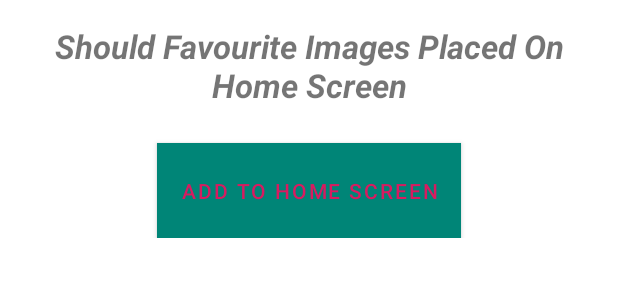
After one commit to amrudesh1/Blaze-Wallpaper, an Android app: the layout widget_configration.xml on its own in the app's theme, with its tools: preview values and no code run, on a phone screen of 412 x 824 dp. The commit adds this screen. Shown: the top 300 px of the screen. Run offline under Robolectric (Android 15) with nearby library versions, the phone set to English and light mode, and no system bars; network calls fail.

Commit message:
Widget Implemented

```diff
--- /dev/null
+++ b/app/src/main/res/layout/widget_configration.xml
@@ -0,0 +1,30 @@
+<?xml version="1.0" encoding="utf-8"?>
+<LinearLayout xmlns:android="http://schemas.android.com/apk/res/android"
+    android:layout_width="match_parent"
+    android:layout_height="wrap_content"
+    android:orientation="vertical"
+    android:padding="16dp">
+
+    <TextView
+        android:layout_width="match_parent"
+        android:layout_height="wrap_content"
+        android:layout_marginBottom="8dp"
+        android:text="@string/should_favourite_images_placed_on_home_screen"
+        android:textSize="22sp"
+        android:gravity="center"
+        android:textStyle="italic|bold"
+        />
+
+
+    <Button
+        android:id="@+id/add_button"
+        android:layout_width="wrap_content"
+        android:layout_height="wrap_content"
+        android:layout_marginTop="16dp"
+        android:padding="16dp"
+        android:background="@android:color/background_dark"
+        android:layout_gravity="center"
+        android:textColor="@color/colorAccent"
+        android:text="@string/add_to_home_screen" />
+
+</LinearLayout>
--- a/app/src/main/res/values/dimens.xml
+++ b/app/src/main/res/values/dimens.xml
@@ -5,4 +5,10 @@
     <dimen name="nav_header_vertical_spacing">8dp</dimen>
     <dimen name="nav_header_height">176dp</dimen>
     <dimen name="fab_margin">16dp</dimen>
+
+    <!--
+Refer to App Widget Documentation for margin information
+http://developer.android.com/guide/topics/appwidgets/index.html#CreatingLayout
+    -->
+    <dimen name="widget_margin">8dp</dimen>
 </resources>
--- a/app/src/main/res/values/strings.xml
+++ b/app/src/main/res/values/strings.xml
@@ -18,4 +18,8 @@
     <string name="save">Save</string>
     <string name="set_image">Set Image</string>
     <string name="downlaod">Downlaod</string>
+    <string name="appwidget_text">EXAMPLE</string>
+    <string name="add_widget">Add widget</string>
+    <string name="should_favourite_images_placed_on_home_screen">Should Favourite Images Placed On Home Screen</string>
+    <string name="add_to_home_screen">Add to Home Screen</string>
 </resources>
```
Also changed, not shown: app/src/main/AndroidManifest.xml (+21 -2 lines), app/src/main/java/com/application/amrudesh/blazewallpaper/Widget/WallpaperWidget.java (added, +48 -0 lines), app/src/main/java/com/application/amrudesh/blazewallpaper/Widget/WidgetConfigration.java (added, +77 -0 lines), app/src/main/java/com/application/amrudesh/blazewallpaper/Widget/WidgetRemoteService.java (added, +104 -0 lines), app/src/main/res/layout/wallpaper_widget.xml (added, +13 -0 lines), app/src/main/res/layout/widget_list_item.xml (added, +14 -0 lines), app/src/main/res/values-v14/dimens.xml (added, +10 -0 lines), app/src/main/res/xml/wallpaper_widget_info.xml (added, +11 -0 lines), app/src/main/res/drawable-nodpi/example_appwidget_preview.png (added).
